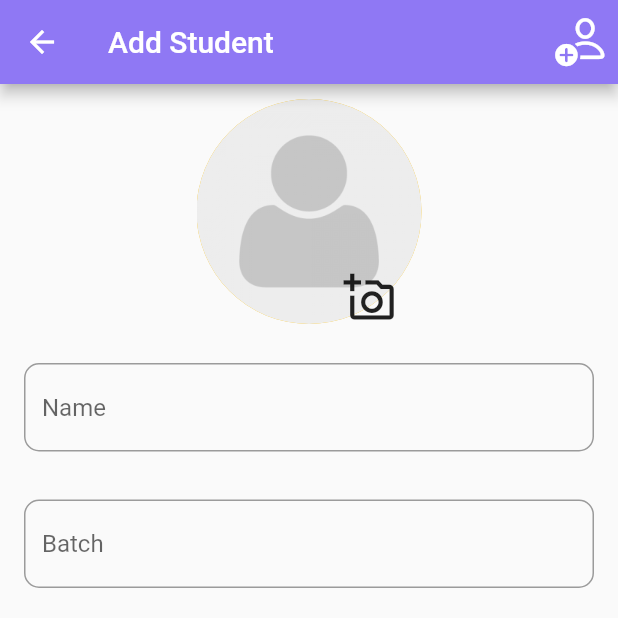
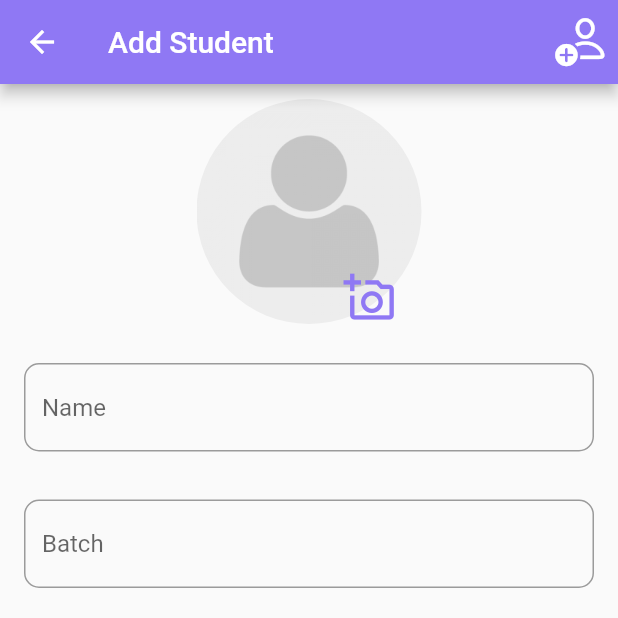
Before and after one commit to vishnu-Thottathil96/Getx_StudentDB, a Flutter app: the AddScreen screen opened directly, after a tap on the "add a photo" icon, on a phone screen of 412 x 824 dp, the top half of it. Run offline on Flutter 3.47's test engine with Material 2 defaults, Android fonts, the light colour scheme and no system bars; our stand-ins replace get, image_picker, sqflite; accounts and stored records are empty.

Commit message:
ui and getx completed

```diff
--- a/lib/controller/state_controller/state_controller.dart
+++ b/lib/controller/state_controller/state_controller.dart
@@ -4,8 +4,10 @@ import 'package:studentdbgetx/model/student_model.dart';
 
 class StateManager extends GetxController {
   RxList<StudentModel> studentListRx = <StudentModel>[].obs;
+  RxString studentImage = ''.obs;
 
   final db = DB();
+
   getFromDb() async {
     final list = await db.getStudents();
     studentListRx.assignAll(list);
--- a/lib/view/add/screen_add.dart
+++ b/lib/view/add/screen_add.dart
@@ -26,8 +26,19 @@ class AddScreen extends StatelessWidget {
 
   @override
   Widget build(BuildContext context) {
-    return Scaffold(
+    return WillPopScope(
+      onWillPop: () async {
+        studentListController.studentImage.value = '';
+        return true;
+      },
+      child: Scaffold(
           appBar: AppBar(
+            leading: IconButton(
+                onPressed: () {
+                  studentListController.studentImage.value = '';
+                  Get.back();
+                },
+                icon: Icon(Icons.arrow_back)),
             actions: const [
               Padding(
                 padding: EdgeInsets.only(right: 8.0),
@@ -75,7 +86,7 @@ class AddScreen extends StatelessWidget {
                 return;
               }
               _formKey.currentState!.save();
-            if (selectedImage.isEmpty) {
+              if (studentListController.studentImage.value.isEmpty) {
                 Get.showSnackbar(const GetSnackBar(
                   title: 'Image required',
                   message: 'Please upload an image',
@@ -90,11 +101,11 @@ class AddScreen extends StatelessWidget {
                 phone: toSaveValues[2],
                 mail: toSaveValues[3],
                 address: toSaveValues[4],
-              image: selectedImage,
+                image: studentListController.studentImage.value,
               );
 
               await studentListController.addToDb(student);
-            selectedImage = '';
+              studentListController.studentImage.value = '';
               Get.showSnackbar(const GetSnackBar(
                 title: 'Successful',
                 message: 'User Registered Successfully',
@@ -106,6 +117,7 @@ class AddScreen extends StatelessWidget {
               Navigator.pop(context);
             },
             child: const Icon(Icons.check),
-        ));
+          )),
+    );
   }
 }
--- a/lib/widgets/circle_add.dart
+++ b/lib/widgets/circle_add.dart
@@ -1,6 +1,9 @@
 import 'dart:io';
 import 'package:flutter/material.dart';
+import 'package:get/get.dart';
 import 'package:image_picker/image_picker.dart';
+import 'package:studentdbgetx/constants/colors.dart';
+import 'package:studentdbgetx/view/home/screen_home.dart';
 
 XFile? pickedImage;
 
@@ -16,20 +19,22 @@ class CircleAvatarWithAddButton extends StatelessWidget {
   Widget build(BuildContext context) {
     return Stack(
       children: [
-        Container(
+        Obx(() {
+          return Container(
             height: 150,
             width: 150,
             decoration: BoxDecoration(
                 shape: BoxShape.circle,
-              color: Colors.amber,
-              image: selectedImage.isEmpty
+                image: studentListController.studentImage.value.isEmpty
                     ? const DecorationImage(
                         image: AssetImage('assets/images/defaultprofile.png'),
                         fit: BoxFit.cover)
                     : DecorationImage(
-                      image: FileImage(File(selectedImage)),
+                        image: FileImage(
+                            File(studentListController.studentImage.value)),
                         fit: BoxFit.cover)),
-        ),
+          );
+        }),
         Positioned(
           bottom: -5,
           left: 90,
@@ -37,12 +42,13 @@ class CircleAvatarWithAddButton extends StatelessWidget {
             onPressed: () async {
               pickedImage = await _pickImage();
               if (pickedImage != null) {
-                selectedImage = pickedImage!.path;
+                studentListController.studentImage.value = pickedImage!.path;
               }
             },
             icon: const Icon(
               Icons.add_a_photo_outlined,
               size: 35,
+              color: themeColor,
             ),
           ),
         ),
```
Also changed, not shown: lib/view/edit/screen_edit.dart (+25 -19 lines). Lines whose indentation alone changed are shown as unchanged.
